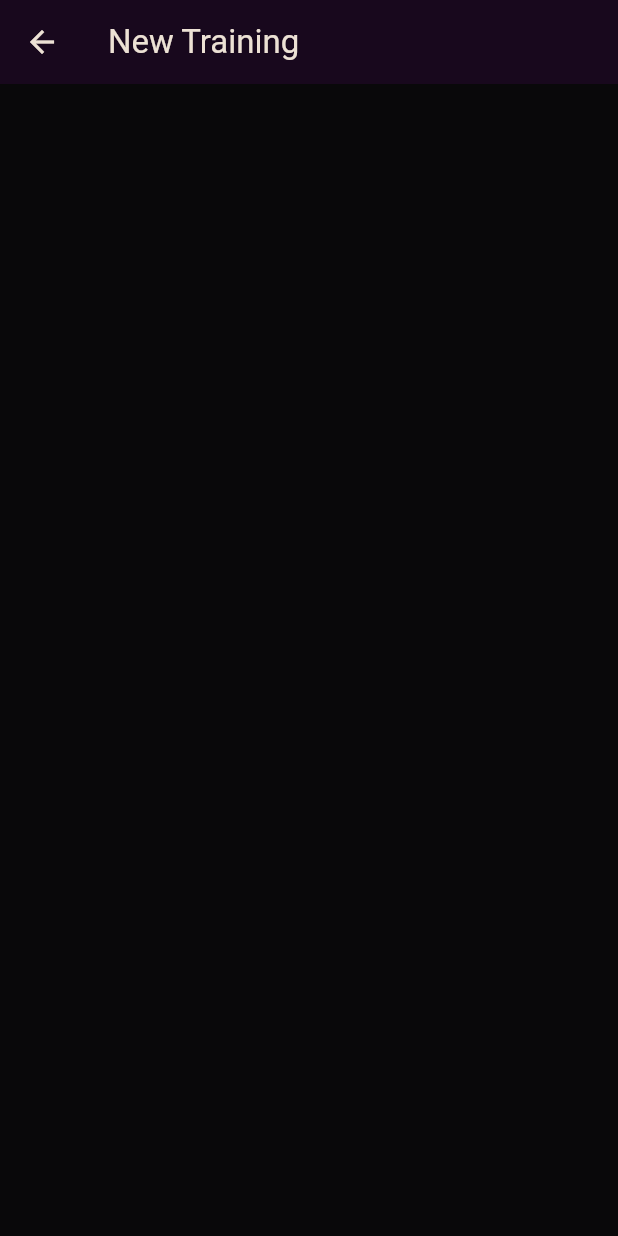
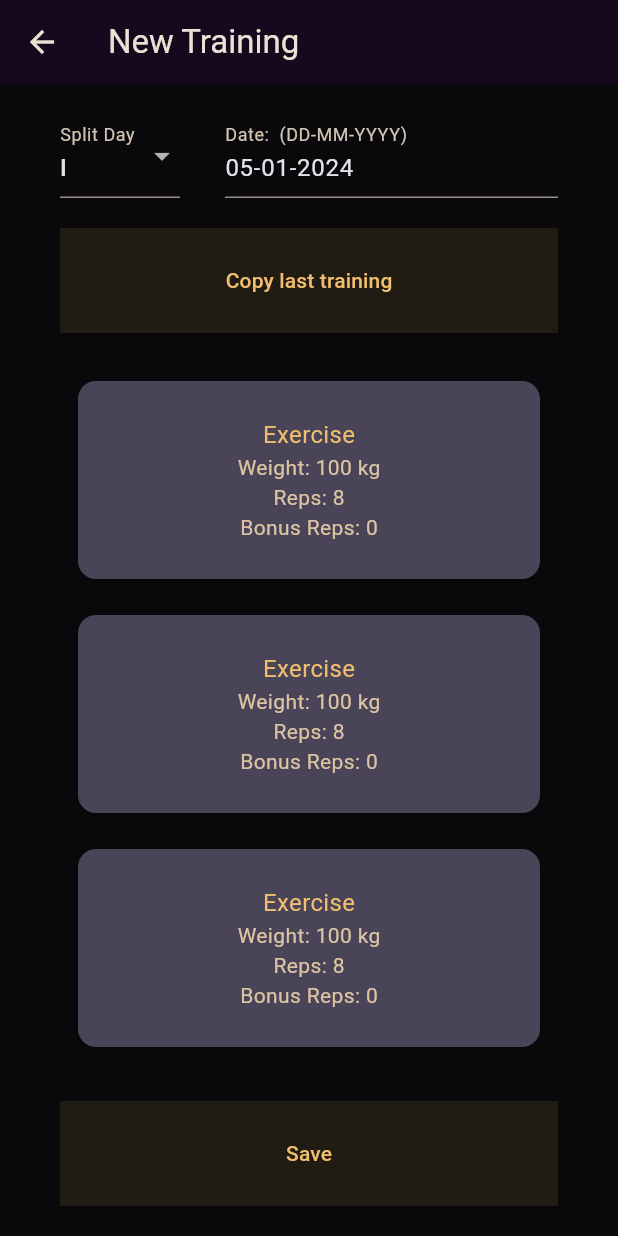
Before and after one commit to IgnacyBerent/Flutter-Workout_App, a Flutter app: the NewTrainingScreen screen opened directly, on a phone screen of 412 x 824 dp. Run offline on Flutter 3.47's test engine with Material 3 defaults, Android fonts, the phone set to English and light mode, and no system bars; our stand-ins replace cloud_firestore, firebase_auth, firebase_core; accounts and stored records are empty; generated files the repository leaves out were written again.

Commit message:
Adding new training addition screen

```diff
--- a/lib/main.dart
+++ b/lib/main.dart
@@ -25,6 +25,8 @@ class MyApp extends StatelessWidget {
           surface: const Color.fromARGB(255, 24, 8, 29),
         ),
         scaffoldBackgroundColor: const Color.fromARGB(255, 9, 8, 10),
+        cardTheme: CardTheme().copyWith(
+            color: Theme.of(context).colorScheme.onSecondaryContainer),
       ),
       home: const WidgetTree(),
     );
--- /dev/null
+++ b/lib/screens/exercises.dart
@@ -0,0 +1,24 @@
+import 'package:flutter/material.dart';
+
+class ExercisesScreen extends StatefulWidget {
+  const ExercisesScreen({super.key});
+
+  @override
+  State<ExercisesScreen> createState() => _ExercisesScreenState();
+}
+
+class _ExercisesScreenState extends State<ExercisesScreen> {
+  @override
+  Widget build(BuildContext context) {
+    return Scaffold(
+      appBar: AppBar(
+        actions: [
+          IconButton(
+            onPressed: () {},
+            icon: const Icon(Icons.add),
+          ),
+        ],
+      ),
+    );
+  }
+}
--- a/lib/screens/new_training.dart
+++ b/lib/screens/new_training.dart
@@ -1,13 +1,19 @@
 import 'package:flutter/material.dart';
+import 'package:workout_app/models/training.dart';
+import 'package:intl/intl.dart';
+import 'package:workout_app/screens/exercises.dart';
+import 'package:workout_app/widgets/exercise_card_outer.dart';
 
 class NewTrainingScreen extends StatefulWidget {
   const NewTrainingScreen({super.key});
 
   @override
-  _NewTrainingScreenState createState() => _NewTrainingScreenState();
+  State<NewTrainingScreen> createState() => _NewTrainingScreenState();
 }
 
 class _NewTrainingScreenState extends State<NewTrainingScreen> {
+  var _selectedSplit = Split.I;
+
   @override
   Widget build(BuildContext context) {
     return Scaffold(
@@ -16,8 +22,99 @@ class _NewTrainingScreenState extends State<NewTrainingScreen> {
         ),
         body: Padding(
           padding: const EdgeInsets.symmetric(horizontal: 40, vertical: 20),
-          child: Column(
-            children: [],
+          child: Form(
+            child: Column(
+              children: [
+                Row(
+                  mainAxisSize: MainAxisSize.min,
+                  children: [
+                    SizedBox(
+                      width: 80,
+                      child: DropdownButtonFormField(
+                        value: _selectedSplit,
+                        items: Split.values
+                            .map((split) => DropdownMenuItem(
+                                  value: split,
+                                  child: Text(split.toString().split('.')[1]),
+                                ))
+                            .toList(),
+                        decoration: const InputDecoration(
+                          labelText: 'Split Day',
+                        ),
+                        onChanged: (value) {
+                          setState(() {
+                            _selectedSplit = value as Split;
+                          });
+                        },
+                      ),
+                    ),
+                    const SizedBox(width: 30),
+                    Expanded(
+                      child: TextFormField(
+                        keyboardType: TextInputType.datetime,
+                        initialValue:
+                            DateFormat('dd-MM-yyyy').format(DateTime.now()),
+                        decoration: const InputDecoration(
+                          labelText: 'Date:  (DD-MM-YYYY)',
+                        ),
+                      ),
+                    ),
+                  ],
+                ),
+                const SizedBox(height: 20),
+                SizedBox(
+                  width: double.infinity,
+                  height: 70,
+                  child: ElevatedButton(
+                    style: ButtonStyle(
+                      shape: MaterialStateProperty.all<RoundedRectangleBorder>(
+                        const RoundedRectangleBorder(
+                          borderRadius: BorderRadius.zero,
+                        ),
+                      ),
+                    ),
+                    onPressed: () {},
+                    child: const Text('Copy last training'),
+                  ),
+                ),
+                const SizedBox(height: 20),
+                Expanded(
+                  child: InkWell(
+                    onTap: () {
+                      Navigator.of(context).push(
+                        MaterialPageRoute(
+                          builder: (ctx) => const ExercisesScreen(),
+                        ),
+                      );
+                    },
+                    borderRadius: BorderRadius.circular(16),
+                    splashColor: Theme.of(context).colorScheme.onSecondary,
+                    child: ListView.builder(
+                      itemCount: 6,
+                      itemBuilder: (context, index) {
+                        return const ExerciseCardOuter();
+                      },
+                    ),
+                  ),
+                ),
+                const SizedBox(height: 20),
+                SizedBox(
+                  width: double.infinity,
+                  height: 70,
+                  child: ElevatedButton(
+                    style: ButtonStyle(
+                      shape: MaterialStateProperty.all<RoundedRectangleBorder>(
+                        const RoundedRectangleBorder(
+                          borderRadius: BorderRadius.zero,
+                        ),
+                      ),
+                    ),
+                    onPressed: () {},
+                    child: const Text('Save'),
+                  ),
+                ),
+              ],
+            ),
           ),
         ));
   }
--- /dev/null
+++ b/lib/widgets/exercise_card_outer.dart
@@ -0,0 +1,50 @@
+import 'package:flutter/material.dart';
+
+class ExerciseCardOuter extends StatelessWidget {
+  const ExerciseCardOuter({super.key});
+
+  @override
+  Widget build(BuildContext context) {
+    return Padding(
+      padding: const EdgeInsets.all(8.0),
+      child: SizedBox(
+        height: 140,
+        child: Card(
+          child: Column(
+            mainAxisAlignment: MainAxisAlignment.center,
+            children: [
+              Text(
+                'Exercise',
+                style: TextStyle(
+                  color: Theme.of(context).colorScheme.primary,
+                  fontSize: 16,
+                ),
+              ),
+              Text(
+                'Weight: 100 kg',
+                style: TextStyle(
+                  color: Theme.of(context).colorScheme.secondary,
+                  fontSize: 14,
+                ),
+              ),
+              Text(
+                'Reps: 8',
+                style: TextStyle(
+                  color: Theme.of(context).colorScheme.secondary,
+                  fontSize: 14,
+                ),
+              ),
+              Text(
+                'Bonus Reps: 0',
+                style: TextStyle(
+                  color: Theme.of(context).colorScheme.secondary,
+                  fontSize: 14,
+                ),
+              ),
+            ],
+          ),
+        ),
+      ),
+    );
+  }
+}
--- a/pubspec.yaml
+++ b/pubspec.yaml
@@ -39,6 +39,7 @@ dependencies:
   google_fonts: ^6.1.0
   firebase_auth: ^4.15.3
   cloud_firestore: ^4.13.6
+  intl: ^0.19.0
 
 dev_dependencies:
   flutter_test:
```
